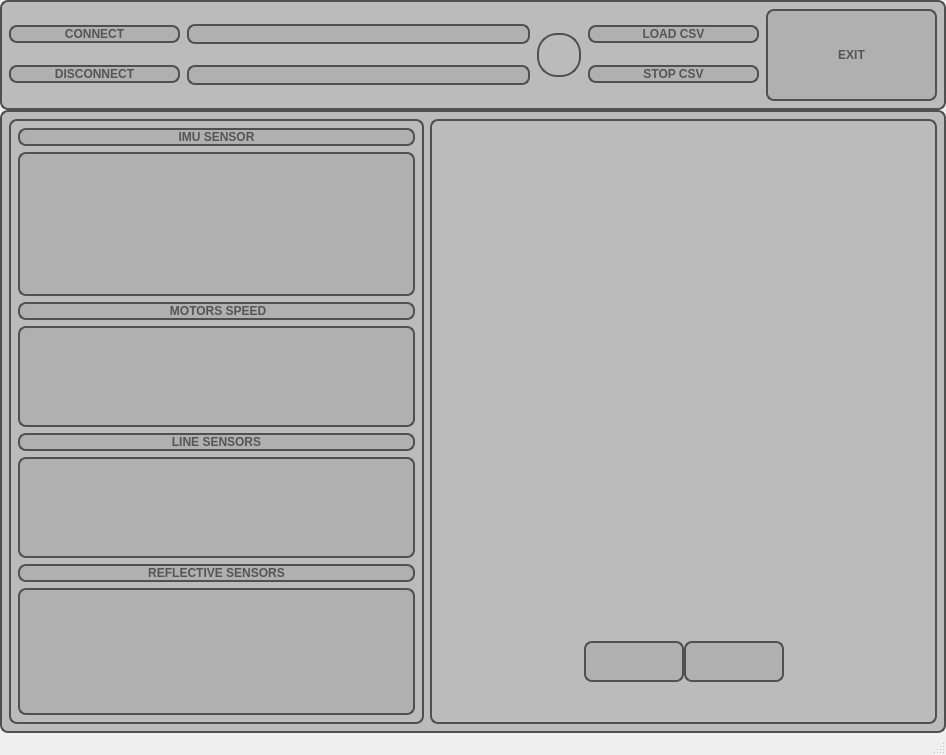
First picture: the form in Qt/mainwindow.ui, repository balamutnypapcio/Qt_minisumo, before the edit.
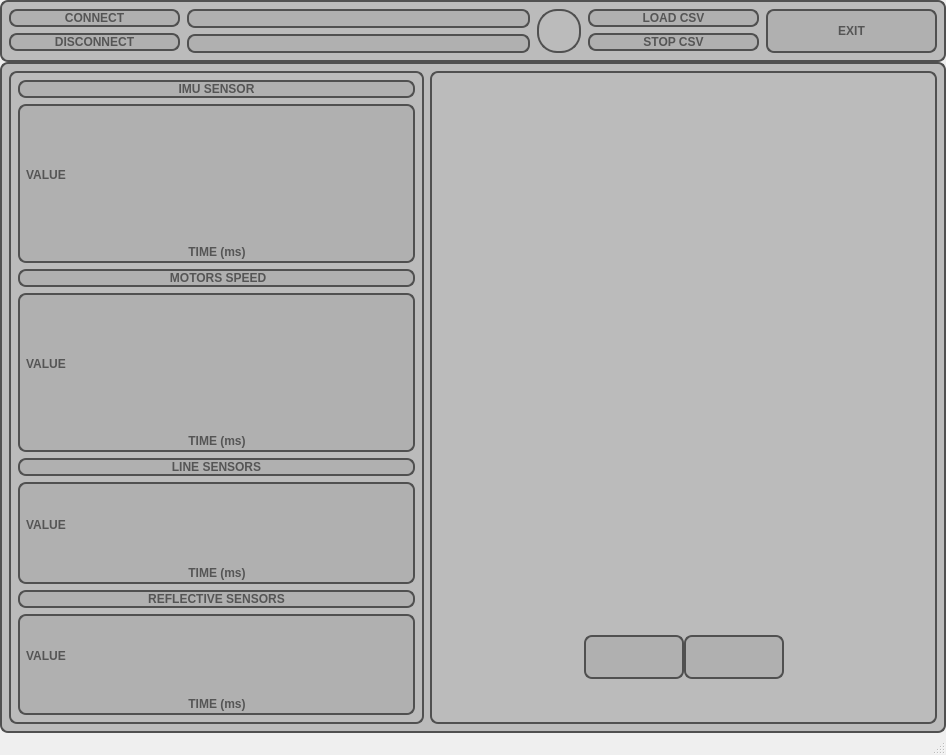
Second picture: the form after the edit. Icons and pictures are not drawn.

The edit to the form file:
```diff
--- a/Qt/mainwindow.ui
+++ b/Qt/mainwindow.ui
@@ -20,7 +20,7 @@
    <string>MainWindow</string>
   </property>
   <widget class="QWidget" name="centralwidget">
-   <layout class="QVBoxLayout" name="verticalLayout" stretch="15,85">
+   <layout class="QVBoxLayout" name="verticalLayout" stretch="8,92">
     <property name="spacing">
      <number>0</number>
     </property>
@@ -179,6 +179,9 @@
        </item>
        <item>
         <widget class="QPushButton" name="languageButton">
+         <property name="cursor">
+          <cursorShape>PointingHandCursor</cursorShape>
+         </property>
          <property name="styleSheet">
           <string notr="true">    border-radius: 20px; 
     min-width: 40px;
@@ -310,7 +313,7 @@
       <layout class="QHBoxLayout" name="horizontalLayout" stretch="45,55">
        <item>
         <widget class="QWidget" name="widChart" native="true">
-         <layout class="QVBoxLayout" name="verticalLayout_5" stretch="25,250,25,175,25,175,25,220">
+         <layout class="QVBoxLayout" name="verticalLayout_5" stretch="25,275,25,275,25,175,25,175">
           <item>
            <widget class="QLabel" name="labelImu">
             <property name="styleSheet">
@@ -335,6 +338,75 @@
 font-weight: bold;
 border: 2px solid #505050; </string>
             </property>
+            <layout class="QVBoxLayout" name="verticalLayout_10" stretch="95,5">
+             <property name="spacing">
+              <number>0</number>
+             </property>
+             <property name="leftMargin">
+              <number>3</number>
+             </property>
+             <property name="topMargin">
+              <number>3</number>
+             </property>
+             <property name="rightMargin">
+              <number>2</number>
+             </property>
+             <property name="bottomMargin">
+              <number>2</number>
+             </property>
+             <item>
+              <widget class="QWidget" name="widget_33" native="true">
+               <property name="styleSheet">
+                <string notr="true">border:none;</string>
+               </property>
+               <layout class="QHBoxLayout" name="horizontalLayout_17" stretch="5,95">
+                <property name="spacing">
+                 <number>0</number>
+                </property>
+                <property name="leftMargin">
+                 <number>0</number>
+                </property>
+                <property name="topMargin">
+                 <number>0</number>
+                </property>
+                <property name="rightMargin">
+                 <number>0</number>
+                </property>
+                <property name="bottomMargin">
+                 <number>0</number>
+                </property>
+                <item>
+                 <widget class="QLabel" name="labelIMU">
+                  <property name="styleSheet">
+                   <string notr="true">border: 2px solid #B0B0B0; 
+font-size: 9pt;</string>
+                  </property>
+                  <property name="text">
+                   <string>VALUE</string>
+                  </property>
+                 </widget>
+                </item>
+                <item>
+                 <widget class="QWidget" name="chartIMU" native="true"/>
+                </item>
+               </layout>
+              </widget>
+             </item>
+             <item>
+              <widget class="QLabel" name="labelIMUX">
+               <property name="styleSheet">
+                <string notr="true">border: 2px solid #B0B0B0; 
+font-size: 9pt;</string>
+               </property>
+               <property name="text">
+                <string>TIME (ms)</string>
+               </property>
+               <property name="alignment">
+                <set>Qt::AlignmentFlag::AlignCenter</set>
+               </property>
+              </widget>
+             </item>
+            </layout>
            </widget>
           </item>
           <item>
@@ -361,6 +433,75 @@
 font-weight: bold;
 border: 2px solid #505050; </string>
             </property>
+            <layout class="QVBoxLayout" name="verticalLayout_9" stretch="95,5">
+             <property name="spacing">
+              <number>0</number>
+             </property>
+             <property name="leftMargin">
+              <number>3</number>
+             </property>
+             <property name="topMargin">
+              <number>3</number>
+             </property>
+             <property name="rightMargin">
+              <number>2</number>
+             </property>
+             <property name="bottomMargin">
+              <number>2</number>
+             </property>
+             <item>
+              <widget class="QWidget" name="widget_32" native="true">
+               <property name="styleSheet">
+                <string notr="true">border:none;</string>
+               </property>
+               <layout class="QHBoxLayout" name="horizontalLayout_18" stretch="5,95">
+                <property name="spacing">
+                 <number>0</number>
+                </property>
+                <property name="leftMargin">
+                 <number>0</number>
+                </property>
+                <property name="topMargin">
+                 <number>0</number>
+                </property>
+                <property name="rightMargin">
+                 <number>0</number>
+                </property>
+                <property name="bottomMargin">
+                 <number>0</number>
+                </property>
+                <item>
+                 <widget class="QLabel" name="labelMotorsY">
+                  <property name="styleSheet">
+                   <string notr="true">border: 2px solid #B0B0B0; 
+font-size: 9pt;</string>
+                  </property>
+                  <property name="text">
+                   <string>VALUE</string>
+                  </property>
+                 </widget>
+                </item>
+                <item>
+                 <widget class="QWidget" name="chartMotors" native="true"/>
+                </item>
+               </layout>
+              </widget>
+             </item>
+             <item>
+              <widget class="QLabel" name="labelMotorsX">
+               <property name="styleSheet">
+                <string notr="true">border: 2px solid #B0B0B0; 
+font-size: 9pt;</string>
+               </property>
+               <property name="text">
+                <string>TIME (ms)</string>
+               </property>
+               <property name="alignment">
+                <set>Qt::AlignmentFlag::AlignCenter</set>
+               </property>
+              </widget>
+             </item>
+            </layout>
            </widget>
           </item>
           <item>
@@ -387,6 +528,78 @@
 font-weight: bold;
 border: 2px solid #505050; </string>
             </property>
+            <layout class="QVBoxLayout" name="verticalLayout_6" stretch="95,5">
+             <property name="spacing">
+              <number>0</number>
+             </property>
+             <property name="leftMargin">
+              <number>3</number>
+             </property>
+             <property name="topMargin">
+              <number>3</number>
+             </property>
+             <property name="rightMargin">
+              <number>2</number>
+             </property>
+             <property name="bottomMargin">
+              <number>2</number>
+             </property>
+             <item>
+              <widget class="QWidget" name="widget_31" native="true">
+               <property name="styleSheet">
+                <string notr="true">border:none;</string>
+               </property>
+               <layout class="QHBoxLayout" name="horizontalLayout_16" stretch="5,95">
+                <property name="spacing">
+                 <number>0</number>
+                </property>
+                <property name="leftMargin">
+                 <number>0</number>
+                </property>
+                <property name="topMargin">
+                 <number>0</number>
+                </property>
+                <property name="rightMargin">
+                 <number>0</number>
+                </property>
+                <property name="bottomMargin">
+                 <number>0</number>
+                </property>
+                <item>
+                 <widget class="QLabel" name="labelLSY">
+                  <property name="styleSheet">
+                   <string notr="true">border: 2px solid #B0B0B0; 
+font-size: 9pt;</string>
+                  </property>
+                  <property name="text">
+                   <string>VALUE</string>
+                  </property>
+                  <property name="openExternalLinks">
+                   <bool>false</bool>
+                  </property>
+                 </widget>
+                </item>
+                <item>
+                 <widget class="QWidget" name="chartLS" native="true"/>
+                </item>
+               </layout>
+              </widget>
+             </item>
+             <item>
+              <widget class="QLabel" name="labelLSX">
+               <property name="styleSheet">
+                <string notr="true">border: 2px solid #B0B0B0; 
+font-size: 9pt;</string>
+               </property>
+               <property name="text">
+                <string>TIME (ms)</string>
+               </property>
+               <property name="alignment">
+                <set>Qt::AlignmentFlag::AlignCenter</set>
+               </property>
+              </widget>
+             </item>
+            </layout>
            </widget>
           </item>
           <item>
@@ -413,6 +626,75 @@
 font-weight: bold;
 border: 2px solid #505050; </string>
             </property>
+            <layout class="QVBoxLayout" name="verticalLayout_11" stretch="95,5">
+             <property name="spacing">
+              <number>0</number>
+             </property>
+             <property name="leftMargin">
+              <number>3</number>
+             </property>
+             <property name="topMargin">
+              <number>3</number>
+             </property>
+             <property name="rightMargin">
+              <number>2</number>
+             </property>
+             <property name="bottomMargin">
+              <number>2</number>
+             </property>
+             <item>
+              <widget class="QWidget" name="widget_34" native="true">
+               <property name="styleSheet">
+                <string notr="true">border:none;</string>
+               </property>
+               <layout class="QHBoxLayout" name="horizontalLayout_19" stretch="5,95">
+                <property name="spacing">
+                 <number>0</number>
+                </property>
+                <property name="leftMargin">
+                 <number>0</number>
+                </property>
+                <property name="topMargin">
+                 <number>0</number>
+                </property>
+                <property name="rightMargin">
+                 <number>0</number>
+                </property>
+                <property name="bottomMargin">
+                 <number>0</number>
+                </property>
+                <item>
+                 <widget class="QLabel" name="labelTofY">
+                  <property name="styleSheet">
+                   <string notr="true">border: 2px solid #B0B0B0; 
+font-size: 9pt;</string>
+                  </property>
+                  <property name="text">
+                   <string>VALUE</string>
+                  </property>
+                 </widget>
+                </item>
+                <item>
+                 <widget class="QWidget" name="chartTof" native="true"/>
+                </item>
+               </layout>
+              </widget>
+             </item>
+             <item>
+              <widget class="QLabel" name="labelTofX">
+               <property name="styleSheet">
+                <string notr="true">border: 2px solid #B0B0B0; 
+font-size: 9pt;</string>
+               </property>
+               <property name="text">
+                <string>TIME (ms)</string>
+               </property>
+               <property name="alignment">
+                <set>Qt::AlignmentFlag::AlignCenter</set>
+               </property>
+              </widget>
+             </item>
+            </layout>
            </widget>
           </item>
          </layout>
```
